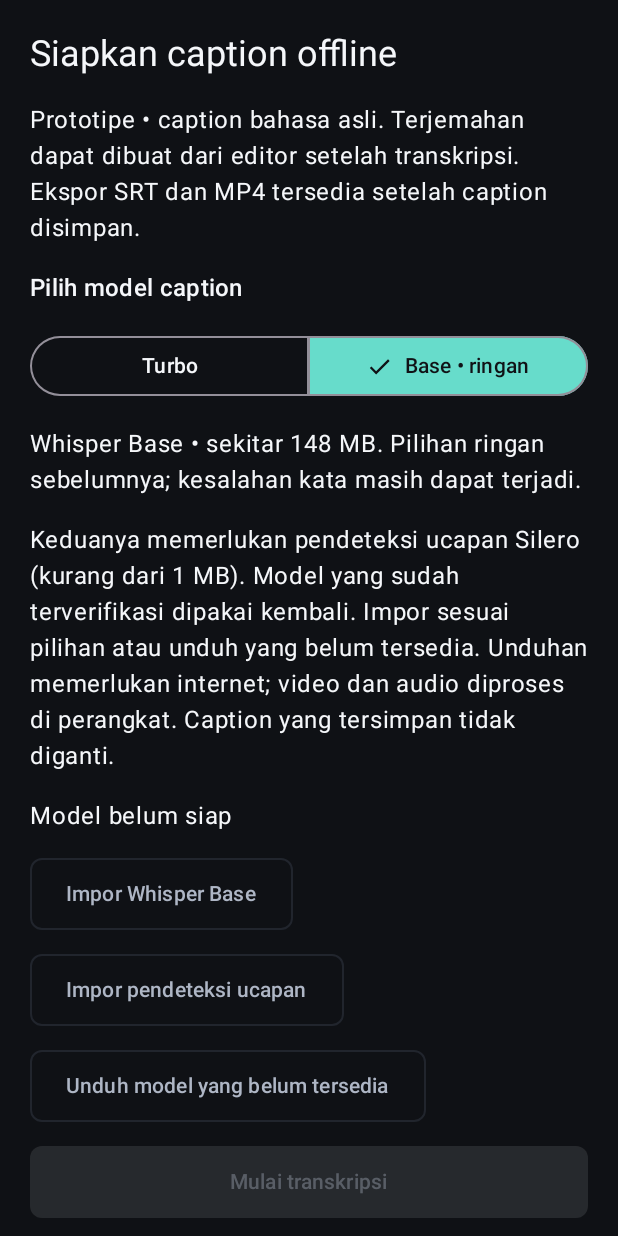
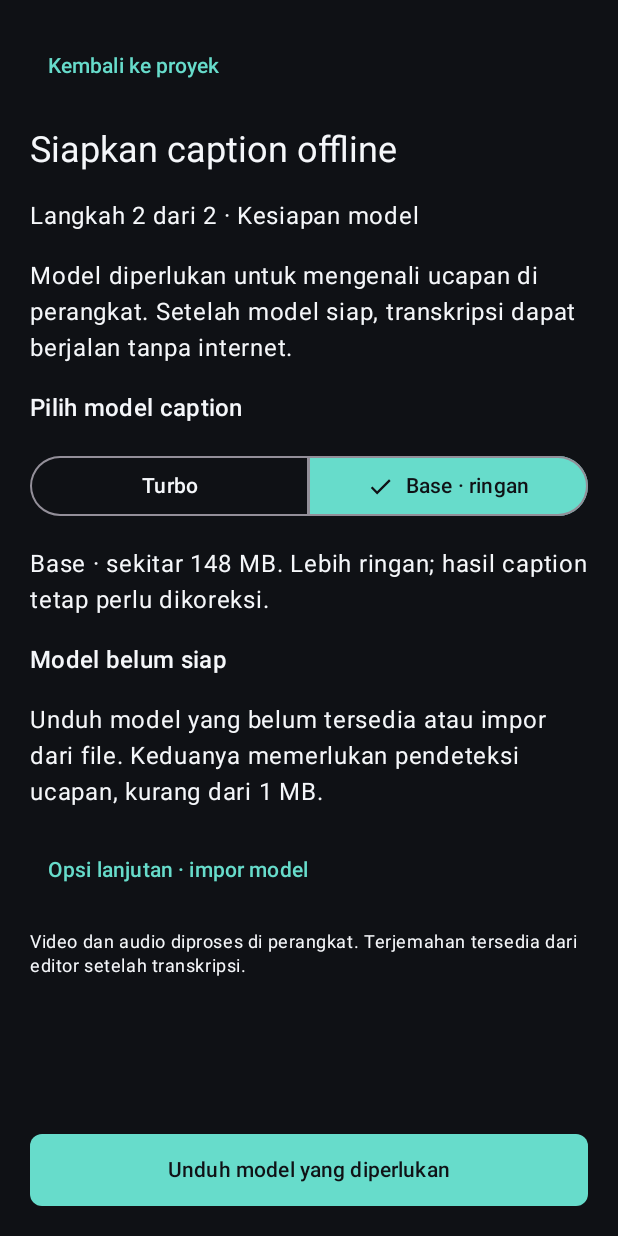
Before and after one commit to ferdilpu-sudo/Subloka, an Android app built with Jetpack Compose: the composable ModelSetupScreen called with empty values, on a phone screen of 412 x 824 dp. Run offline under Robolectric (Android 15) with nearby library versions, the light colour scheme and no system bars.

Commit message:
Clarify video selection and offline model setup actions

```diff
--- a/app/build.gradle.kts
+++ b/app/build.gradle.kts
@@ -12,7 +12,7 @@ android {
         minSdk = 26
         targetSdk = 37
         versionCode = providers.environmentVariable("SUBLOKA_VERSION_CODE").orNull?.toInt() ?: 2
-        versionName = "0.6.10-projects-home"
+        versionName = "0.6.11-project-setup"
         testInstrumentationRunner = "androidx.test.runner.AndroidJUnitRunner"
     }
 
--- a/feature/projects/src/main/java/app/subloka/feature/projects/ModelSetupScreen.kt
+++ b/feature/projects/src/main/java/app/subloka/feature/projects/ModelSetupScreen.kt
@@ -2,10 +2,10 @@ package app.subloka.feature.projects
 
 import androidx.compose.foundation.rememberScrollState
 import androidx.compose.foundation.verticalScroll
-
 import androidx.compose.foundation.layout.*
 import androidx.compose.material3.*
-import androidx.compose.runtime.Composable
+import androidx.compose.runtime.*
+import androidx.compose.runtime.saveable.rememberSaveable
 import androidx.compose.ui.Modifier
 import androidx.compose.ui.unit.dp
 import app.subloka.core.designsystem.PrimaryAction
@@ -18,30 +18,39 @@ fun ModelSetupScreen(
     onImport: () -> Unit, onImportVad: () -> Unit, onDownload: () -> Unit, onReady: () -> Unit,
     onBack: () -> Unit, onCancel: () -> Unit, modifier: Modifier = Modifier,
 ) {
-    Column(modifier.fillMaxSize().verticalScroll(rememberScrollState()).padding(20.dp), verticalArrangement = Arrangement.spacedBy(16.dp)) {
+    var advanced by rememberSaveable { mutableStateOf(false) }
+    Column(modifier.fillMaxSize().padding(20.dp), verticalArrangement = Arrangement.spacedBy(12.dp)) {
+        Column(Modifier.weight(1f).verticalScroll(rememberScrollState()), verticalArrangement = Arrangement.spacedBy(16.dp)) {
+            TextButton(onClick = onBack, enabled = !busy) { Text("Kembali ke proyek") }
             Text("Siapkan caption offline", style = MaterialTheme.typography.headlineSmall)
-        Text("Prototipe • caption bahasa asli. Terjemahan dapat dibuat dari editor setelah transkripsi. Ekspor SRT dan MP4 tersedia setelah caption disimpan.")
+            Text("Langkah 2 dari 2 · Kesiapan model")
+            Text("Model diperlukan untuk mengenali ucapan di perangkat. Setelah model siap, transkripsi dapat berjalan tanpa internet.")
             Text("Pilih model caption", style = MaterialTheme.typography.titleMedium)
-        SingleChoiceSegmentedButtonRow(modifier = Modifier.fillMaxWidth()) {
+            SingleChoiceSegmentedButtonRow(Modifier.fillMaxWidth()) {
                 SegmentedButton(selected = useTurbo, onClick = { onModelSelected(true) }, enabled = !busy,
                     shape = SegmentedButtonDefaults.itemShape(0, 2)) { Text("Turbo") }
                 SegmentedButton(selected = !useTurbo, onClick = { onModelSelected(false) }, enabled = !busy,
-                shape = SegmentedButtonDefaults.itemShape(1, 2)) { Text("Base • ringan") }
+                    shape = SegmentedButtonDefaults.itemShape(1, 2)) { Text("Base · ringan") }
             }
-        Text(if (useTurbo) "Whisper Large-v3 Turbo • sekitar 574 MB. Kandidat pengganti untuk kualitas caption. Memakai lebih banyak memori; proses bisa lebih lama dari durasi video. Kecepatan dan kualitas di Sony belum terverifikasi. Mulai dengan video pendek."
-            else "Whisper Base • sekitar 148 MB. Pilihan ringan sebelumnya; kesalahan kata masih dapat terjadi.")
-        Text("Keduanya memerlukan pendeteksi ucapan Silero (kurang dari 1 MB). Model yang sudah terverifikasi dipakai kembali. Impor sesuai pilihan atau unduh yang belum tersedia. Unduhan memerlukan internet; video dan audio diproses di perangkat. Caption yang tersimpan tidak diganti.")
-        Text(if (ready) "✓ Model terverifikasi dan siap" else "Model belum siap")
-        if (busy) LinearProgressIndicator(modifier = Modifier.fillMaxWidth())
+            Text(if (useTurbo) "Turbo · sekitar 574 MB. Membutuhkan lebih banyak memori; proses dapat lebih lama dari durasi video."
+                else "Base · sekitar 148 MB. Lebih ringan; hasil caption tetap perlu dikoreksi.")
+            Text(if (ready) "✓ Model siap digunakan" else "Model belum siap", style = MaterialTheme.typography.titleMedium)
+            Text(if (ready) "Model yang sudah tersimpan akan digunakan kembali."
+                else "Unduh model yang belum tersedia atau impor dari file. Keduanya memerlukan pendeteksi ucapan, kurang dari 1 MB.")
+            if (busy) LinearProgressIndicator(Modifier.fillMaxWidth())
             if (stage.isNotBlank()) Text(stage)
             if (error != null) Text(error, color = MaterialTheme.colorScheme.error)
-        if (busy) SecondaryAction("Batalkan", onCancel)
-        else {
-            SecondaryAction(if (useTurbo) "Impor Whisper Turbo" else "Impor Whisper Base", onImport)
-            SecondaryAction("Impor pendeteksi ucapan", onImportVad)
-            SecondaryAction("Unduh model yang belum tersedia", onDownload)
-            PrimaryAction("Mulai transkripsi", onReady, enabled = ready, modifier = Modifier.fillMaxWidth())
-            SecondaryAction("Kembali", onBack)
+            TextButton(onClick = { advanced = !advanced }) { Text(if (advanced) "Tutup opsi lanjutan" else "Opsi lanjutan · impor model") }
+            if (advanced) {
+                Text(if (useTurbo) "Whisper Large-v3 Turbo + Silero" else "Whisper Base + Silero")
+                SecondaryAction("Impor model caption", onImport, enabled = !busy, modifier = Modifier.fillMaxWidth())
+                SecondaryAction("Impor pendeteksi ucapan", onImportVad, enabled = !busy, modifier = Modifier.fillMaxWidth())
+            }
+            Text("Video dan audio diproses di perangkat. Terjemahan tersedia dari editor setelah transkripsi.", style = MaterialTheme.typography.bodySmall)
+        }
+        if (busy) SecondaryAction("Batalkan", onCancel, modifier = Modifier.fillMaxWidth())
+        else PrimaryAction(
+            if (ready) "Mulai transkripsi" else if (error != null) "Coba unduh lagi" else "Unduh model yang diperlukan",
+            onClick = { if (ready) onReady() else onDownload() }, modifier = Modifier.fillMaxWidth())
     }
 }
-}
```
Also changed, not shown: feature/projects/src/main/java/app/subloka/feature/projects/NewProjectScreen.kt (+52 -104 lines), 3 other files. Lines whose indentation alone changed are shown as unchanged.
